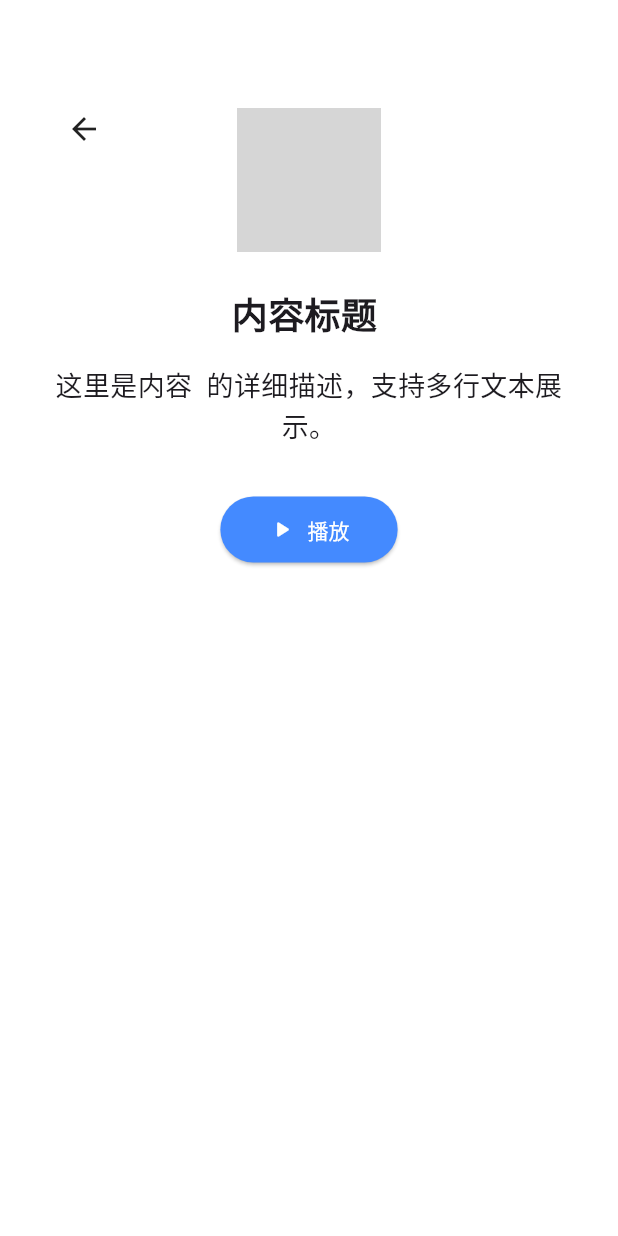
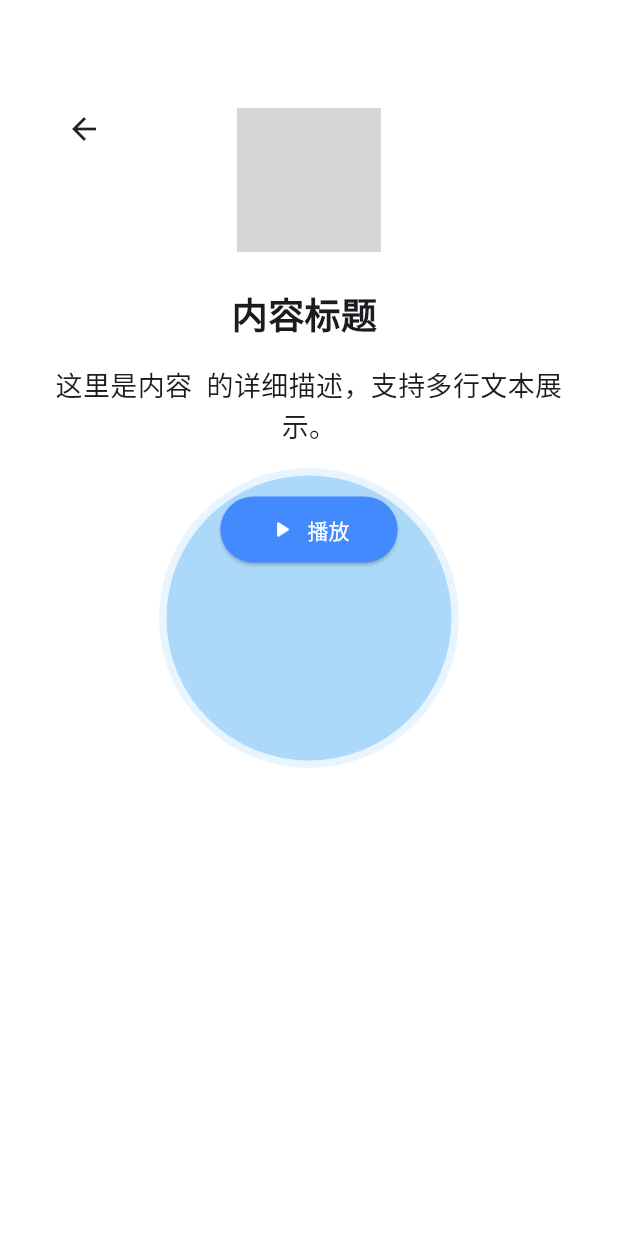
Before and after one commit to fkzhao/kids-focus, a Flutter app: the DetailPage widget shown alone on an empty page, opened directly with empty values, on a phone screen of 412 x 824 dp. Run offline on Flutter 3.47's test engine with Material 3 defaults, Android fonts, the phone set to English and light mode, and no system bars; our stand-ins replace dio, flutter_easyloading, flutter_platform_widgets; network calls fail; grey boxes are pictures that could not be loaded.

Commit message:
first commit

```diff
--- a/lib/pages/detail_page.dart
+++ b/lib/pages/detail_page.dart
@@ -80,6 +80,8 @@ class _DetailPageState extends State<DetailPage> {
       showAppBar: false,
       body: Stack(
         children: [
+          // 水波纹动画层
+          _RippleAnimation(),
           Padding(
             padding: const EdgeInsets.all(24.0),
             child: Column(
@@ -161,3 +163,76 @@ class _DetailPageState extends State<DetailPage> {
     );
   }
 }
+
+class _RippleAnimation extends StatefulWidget {
+  @override
+  __RippleAnimationState createState() => __RippleAnimationState();
+}
+
+class __RippleAnimationState extends State<_RippleAnimation>
+    with SingleTickerProviderStateMixin {
+  late AnimationController _controller;
+  late Animation<double> _animation;
+
+  @override
+  void initState() {
+    super.initState();
+    _controller = AnimationController(
+      vsync: this,
+      duration: const Duration(seconds: 2),
+    )..repeat(reverse: true);
+    _animation = Tween<double>(begin: 0.0, end: 1.0).animate(_controller);
+  }
+
+  @override
+  void dispose() {
+    _controller.dispose();
+    super.dispose();
+  }
+
+  @override
+  Widget build(BuildContext context) {
+    return Center(
+      child: AnimatedBuilder(
+        animation: _animation,
+        builder: (context, child) {
+          return CustomPaint(
+            painter: _RipplePainter(_animation.value),
+            child: Container(
+              width: 200,
+              height: 200,
+              decoration: BoxDecoration(
+                shape: BoxShape.circle,
+                color: Colors.blue.withOpacity(0.1),
+              ),
+            ),
+          );
+        },
+      ),
+    );
+  }
+}
+
+class _RipplePainter extends CustomPainter {
+  final double animationValue;
+
+  _RipplePainter(this.animationValue) : super(repaint: null);
+
+  @override
+  void paint(Canvas canvas, Size size) {
+    final paint = Paint()
+      ..color = Colors.blue.withOpacity(0.3)
+      ..style = PaintingStyle.fill;
+
+    canvas.drawCircle(
+      size.center(Offset.zero),
+      size.width * 0.5 * animationValue,
+      paint,
+    );
+  }
+
+  @override
+  bool shouldRepaint(covariant CustomPainter oldDelegate) {
+    return true;
+  }
+}
```
